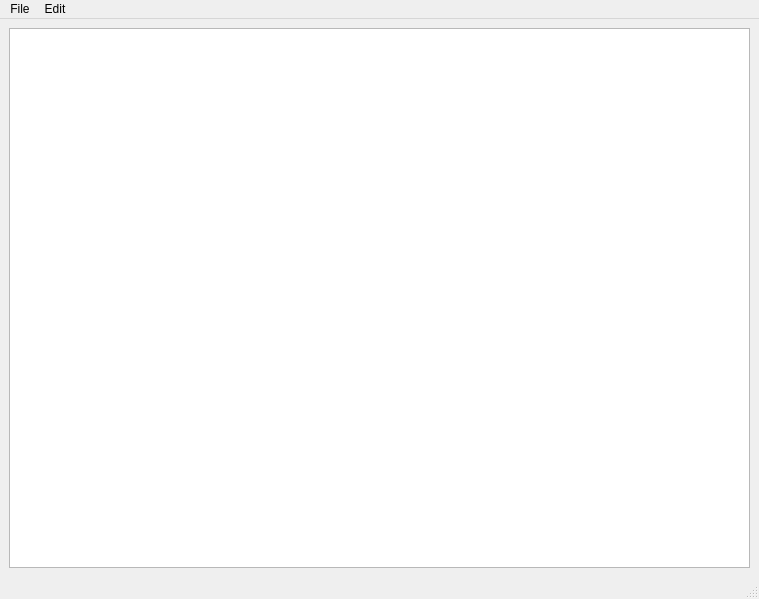
Old version of the form interface.ui in the repository spenneps/pyqt-simple-notepad.
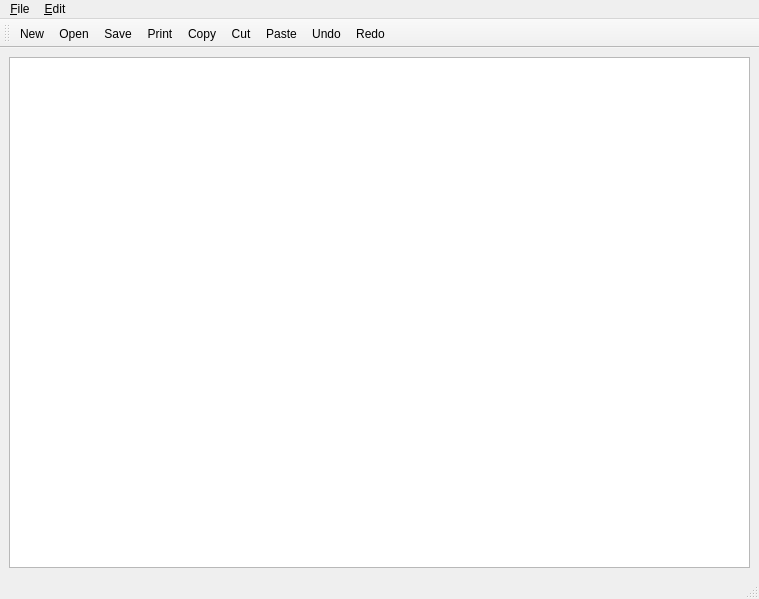
New version of the form.

Commit message: interface update - toolbar added

The edit to the form file:
```diff
--- a/interface.ui
+++ b/interface.ui
@@ -14,8 +14,8 @@
    <string>Notepad</string>
   </property>
   <widget class="QWidget" name="centralwidget">
-   <layout class="QGridLayout" name="gridLayout">
-    <item row="0" column="0">
+   <layout class="QHBoxLayout" name="horizontalLayout">
+    <item>
      <widget class="QTextEdit" name="textEdit">
       <property name="minimumSize">
        <size>
@@ -44,7 +44,7 @@
    </property>
    <widget class="QMenu" name="menuFile">
     <property name="title">
-     <string>File</string>
+     <string>&amp;File</string>
     </property>
     <addaction name="file_new"/>
     <addaction name="file_open"/>
@@ -56,7 +56,7 @@
    </widget>
    <widget class="QMenu" name="menuEdit">
     <property name="title">
-     <string>Edit</string>
+     <string>&amp;Edit</string>
     </property>
     <addaction name="edit_copy"/>
     <addaction name="edit_cut"/>
@@ -69,12 +69,32 @@
    <addaction name="menuEdit"/>
   </widget>
   <widget class="QStatusBar" name="statusbar"/>
+  <widget class="QToolBar" name="toolBar">
+   <property name="windowTitle">
+    <string>toolBar</string>
+   </property>
+   <attribute name="toolBarArea">
+    <enum>TopToolBarArea</enum>
+   </attribute>
+   <attribute name="toolBarBreak">
+    <bool>false</bool>
+   </attribute>
+   <addaction name="file_new"/>
+   <addaction name="file_open"/>
+   <addaction name="file_save"/>
+   <addaction name="file_print"/>
+   <addaction name="edit_copy"/>
+   <addaction name="edit_cut"/>
+   <addaction name="edit_paste"/>
+   <addaction name="edit_undo"/>
+   <addaction name="edit_redo"/>
+  </widget>
   <action name="file_new">
    <property name="checkable">
     <bool>false</bool>
    </property>
    <property name="text">
-    <string>New</string>
+    <string>&amp;New</string>
    </property>
    <property name="shortcut">
     <string>Ctrl+N</string>
@@ -82,7 +102,7 @@
   </action>
   <action name="file_open">
    <property name="text">
-    <string>Open</string>
+    <string>&amp;Open</string>
    </property>
    <property name="shortcut">
     <string>Ctrl+O</string>
@@ -90,7 +110,7 @@
   </action>
   <action name="file_save">
    <property name="text">
-    <string>Save</string>
+    <string>&amp;Save</string>
    </property>
    <property name="shortcut">
     <string>Ctrl+S</string>
@@ -103,7 +123,7 @@
   </action>
   <action name="file_print">
    <property name="text">
-    <string>Print</string>
+    <string>&amp;Print</string>
    </property>
    <property name="shortcut">
     <string>Ctrl+P</string>
@@ -111,7 +131,7 @@
   </action>
   <action name="edit_copy">
    <property name="text">
-    <string>Copy</string>
+    <string>&amp;Copy</string>
    </property>
    <property name="shortcut">
     <string>Ctrl+C</string>
@@ -119,7 +139,7 @@
   </action>
   <action name="edit_cut">
    <property name="text">
-    <string>Cut</string>
+    <string>&amp;Cut</string>
    </property>
    <property name="shortcut">
     <string>Ctrl+X</string>
@@ -127,7 +147,7 @@
   </action>
   <action name="edit_paste">
    <property name="text">
-    <string>Paste</string>
+    <string>&amp;Paste</string>
    </property>
    <property name="shortcut">
     <string>Ctrl+V</string>
@@ -135,12 +155,12 @@
   </action>
   <action name="edit_redo">
    <property name="text">
-    <string>Redo</string>
+    <string>&amp;Redo</string>
    </property>
   </action>
   <action name="edit_undo">
    <property name="text">
-    <string>Undo</string>
+    <string>&amp;Undo</string>
    </property>
    <property name="shortcut">
     <string>Ctrl+Z</string>
```
Left out of the diff: 6 changed lines with no effect on the pictures. The commit also changes 1 other file.
